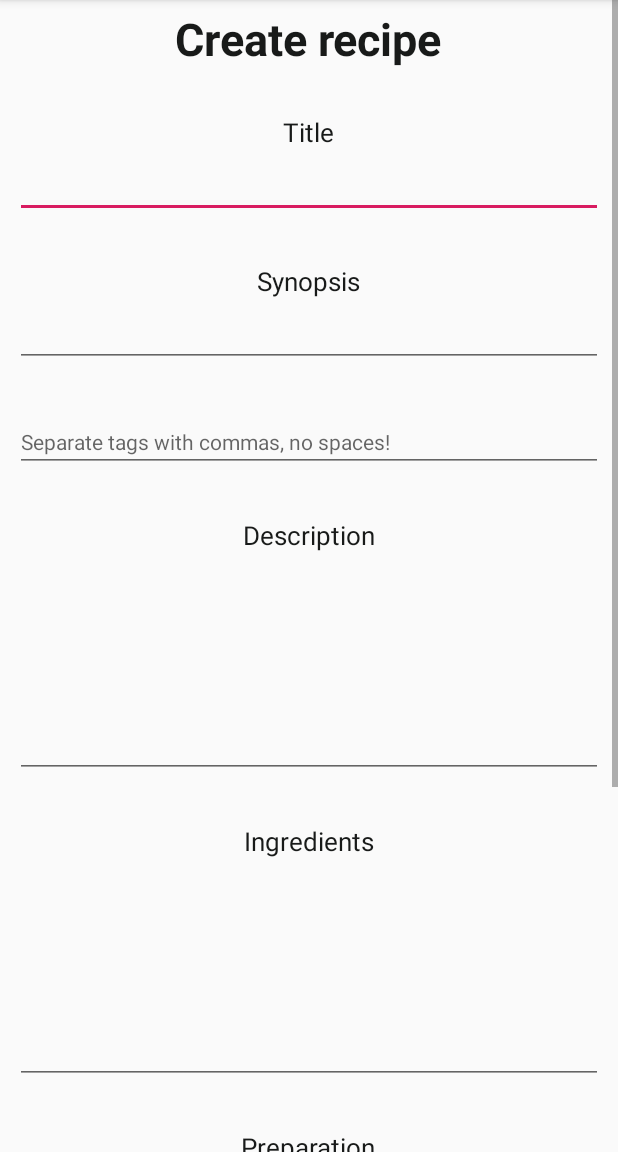
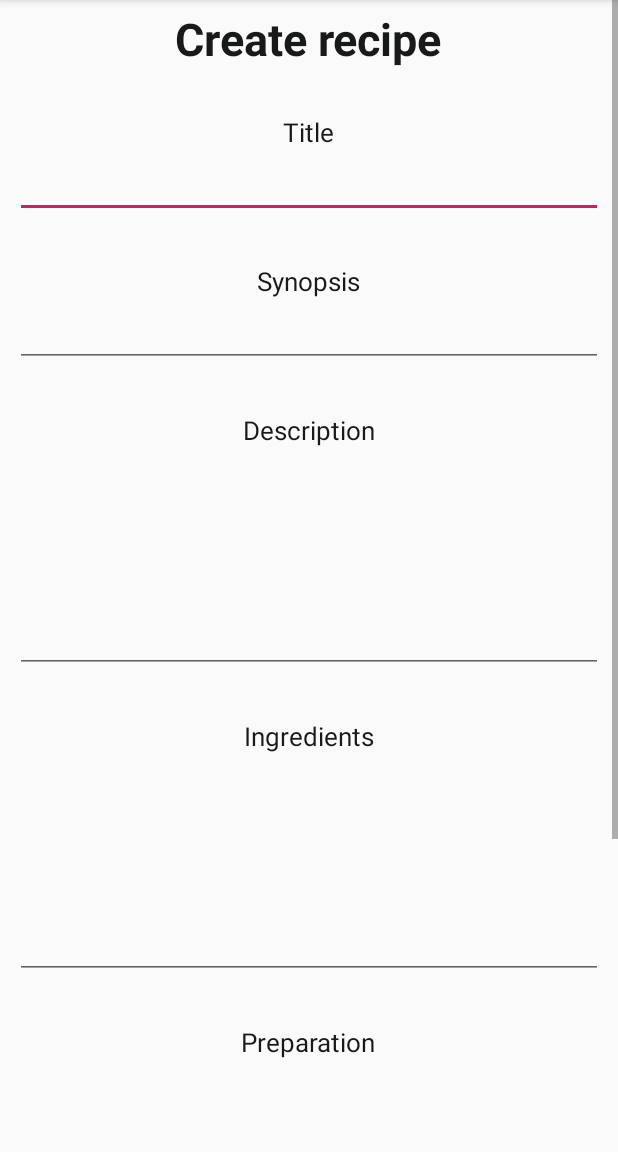
Before and after one commit to FilipVujic/CS330-PZ, an Android app: the CreateRecipeActivity screen opened directly, with no data from a screen before it, on a phone screen of 412 x 824 dp, the part 84-1236 px from its top. Run offline under Robolectric (Android 15) with nearby library versions, the phone set to English and light mode, and no system bars.

```diff
--- a/app/src/main/java/com/metropolitan/cs330pz/gui/HomeActivity.java
+++ b/app/src/main/java/com/metropolitan/cs330pz/gui/HomeActivity.java
@@ -4,6 +4,7 @@ import android.app.AlertDialog;
 import android.content.DialogInterface;
 import android.content.Intent;
 import android.os.Bundle;
+import android.util.Log;
 import android.view.ContextMenu;
 import android.view.Menu;
 import android.view.MenuItem;
@@ -108,6 +109,7 @@ public class HomeActivity extends AppCompatActivity {
             @Override
             public void onFailure(Call<List<Recipe>> call, Throwable t) {
 
+                Log.e("Fetch error", t.toString());
                 showNoInternetAlert();
             }
         });
--- a/app/src/main/java/com/metropolitan/cs330pz/gui/SavedRecipesActivity.java
+++ b/app/src/main/java/com/metropolitan/cs330pz/gui/SavedRecipesActivity.java
@@ -115,7 +115,8 @@ public class SavedRecipesActivity extends AppCompatActivity {
                         c.getString(4),
                         c.getString(5),
                         c.getString(6),
-                        c.getString(7)
+                        c.getString(7),
+                        c.getString(8)
                 );
 
                 Log.e("DB Operations", "ID recepta " + recipe.getId());
--- a/app/src/main/java/com/metropolitan/cs330pz/util/JsonPlaceholderAPI.java
+++ b/app/src/main/java/com/metropolitan/cs330pz/util/JsonPlaceholderAPI.java
@@ -1,8 +1,6 @@
 package com.metropolitan.cs330pz.util;
 
 import com.metropolitan.cs330pz.entity.Recipe;
-import com.metropolitan.cs330pz.entity.RecipeTag;
-import com.metropolitan.cs330pz.entity.Tag;
 import com.metropolitan.cs330pz.entity.User;
 
 import java.util.List;
@@ -14,7 +12,6 @@ import retrofit2.http.Body;
 import retrofit2.http.DELETE;
 import retrofit2.http.GET;
 import retrofit2.http.POST;
-import retrofit2.http.PUT;
 import retrofit2.http.Path;
 
 
@@ -29,9 +26,6 @@ public interface JsonPlaceholderAPI {
     @GET("entity.recipe/")
     Call<List<Recipe>> getRecipes();
 
-    /*@GET("entity.recipe/query/{title_username}")
-    Call<Recipe> getSpecificRecipe(@Path("title_username") String title_username);*/
-
     @POST("entity.recipe/")
     Call<Recipe> createRecipe(@Body Recipe recipe);
 
@@ -41,17 +35,5 @@ public interface JsonPlaceholderAPI {
     @DELETE("entity.recipe/{id}")
     Call<ResponseBody> deleteRecipe(@Path("id") int id);
 
-    @POST("entity.tag/")
-    Call<Tag> createTag(@Body Tag tag);
-
-    @GET("entity.tag/")
-    Call<List<Tag>> getAllTags();
-
-    @GET("entity.tag/{name}")
-    Call<Tag> getTag(@Path("name") String name);
-
-    @POST("entity.recipetag/")
-    Call<RecipeTag> createRecipeTag(@Body RecipeTag recipeTag);
-
 
 }
--- a/app/src/main/res/layout/activity_create_recipe.xml
+++ b/app/src/main/res/layout/activity_create_recipe.xml
@@ -58,16 +58,6 @@
         android:layout_width="match_parent"
         android:layout_height="wrap_content"
         android:layout_marginBottom="30dp"
-        />
-
-    <EditText
-        android:id="@+id/create_recipe_tags"
-        android:layout_width="match_parent"
-        android:layout_height="wrap_content"
-        android:layout_marginBottom="30dp"
-        android:textSize="14dp"
-        android:textColor="#181a19"
-        android:hint="Separate tags with commas, no spaces!"
         />
 
     <TextView
--- a/app/src/main/res/values/strings.xml
+++ b/app/src/main/res/values/strings.xml
@@ -1,4 +1,5 @@
 <resources>
     <string name="app_name">CS330PZ</string>
     <string name="url">http://192.168.56.1:8080/CS330_PZ_RestServices/webresources/</string>
+    <string name="url2">http://192.168.56.1:8080/CS330_PZ_RestServices/webresources/entity.recipe</string>
 </resources>
```
Also changed, not shown: app/src/main/java/com/metropolitan/cs330pz/entity/Recipe.java (+30 -11 lines), app/src/main/java/com/metropolitan/cs330pz/entity/RecipeTag.java (deleted, +0 -52 lines), app/src/main/java/com/metropolitan/cs330pz/entity/Tag.java (deleted, +0 -41 lines), app/src/main/java/com/metropolitan/cs330pz/gui/CreateRecipeActivity.java (+15 -94 lines), app/src/main/java/com/metropolitan/cs330pz/util/DBAdapter.java (+7 -4 lines), app/src/main/assets/database/cs330.db (deleted), app/src/main/assets/database/cs330pz.db (added).
